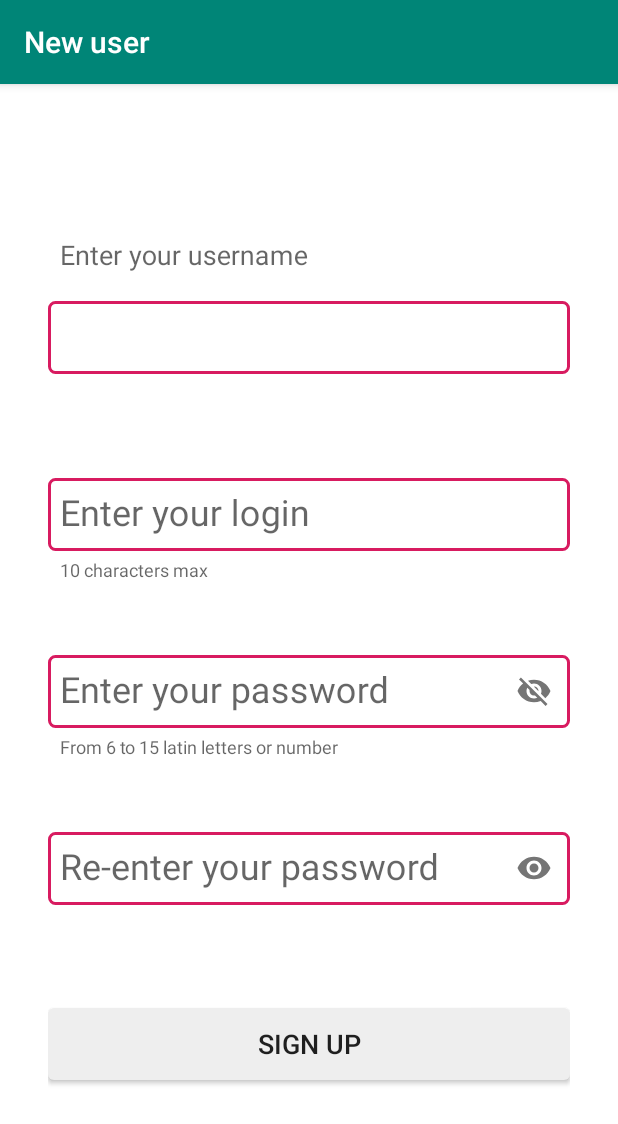
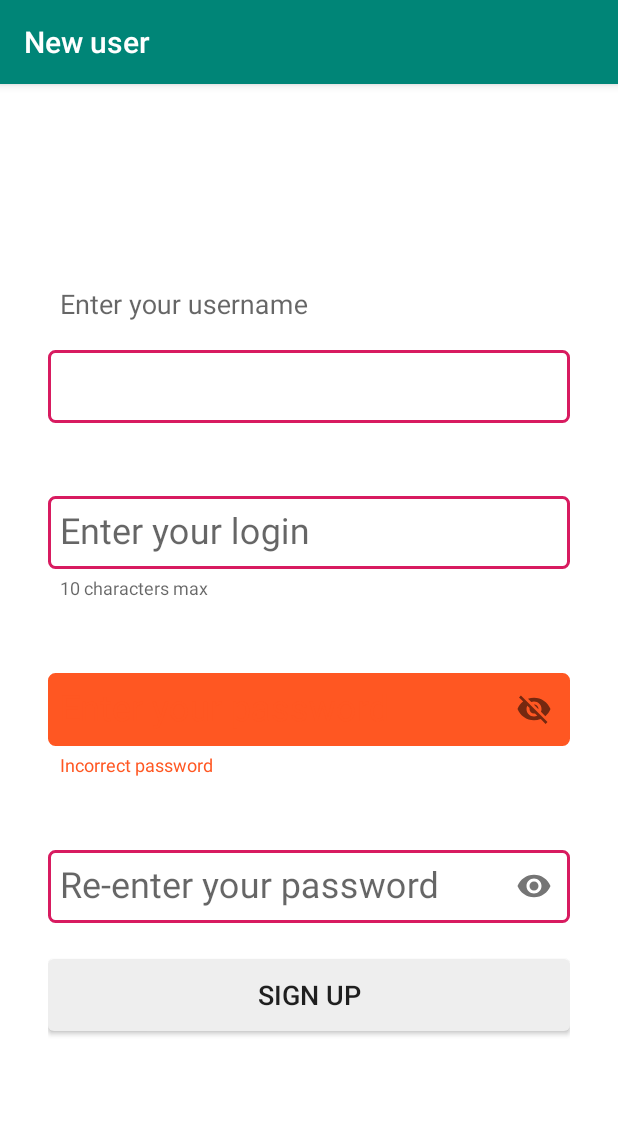
Before and after one commit to denis-luttcev/bkt_homeworks_mobile_auth_android_client, an Android app: the SignUpActivity screen opened directly, with no data from a screen before it, after a tap on an icon or button, on a phone screen of 412 x 824 dp. Shown: the top 1124 px of the screen. Run offline under Robolectric (Android 15) with nearby library versions, the phone set to English and light mode, and no system bars.

Commit message:
added validation of login/password into Sign Up Activity

```diff
--- a/app/src/main/java/ru/z8/louttsev/bkt_homeworks_mobile_auth_android_client/SignUpActivity.kt
+++ b/app/src/main/java/ru/z8/louttsev/bkt_homeworks_mobile_auth_android_client/SignUpActivity.kt
@@ -8,6 +8,8 @@ import androidx.appcompat.app.AppCompatActivity
 import android.os.Bundle
 import android.view.View
 import android.widget.Toast
+import androidx.core.widget.addTextChangedListener
+import androidx.core.widget.doOnTextChanged
 import io.ktor.util.KtorExperimentalAPI
 import ru.z8.louttsev.bkt_homeworks_mobile_auth_android_client.databinding.ActivitySignUpBinding
 
@@ -19,6 +21,22 @@ class SignUpActivity : AppCompatActivity() {
         super.onCreate(savedInstanceState)
         mBinding = ActivitySignUpBinding.inflate(layoutInflater)
         setContentView(mBinding.root)
+
+        mBinding.loginEdt.doOnTextChanged { login, _, _, _ ->
+            if (login!!.length > 10) {
+                mBinding.loginLayout.error = getString(R.string.login_error_message)
+            } else {
+                mBinding.loginLayout.error = ""
+            }
+        }
+
+        mBinding.passwordEdt.doOnTextChanged { password, _, _, _ ->
+            if (!password!!.matches(Regex("""^[A-Za-z0-9]{6,15}$"""))) {
+                mBinding.passwordLayout.error = getString(R.string.password_error_message)
+            } else {
+                mBinding.passwordLayout.error = ""
+            }
+        }
 
         mBinding.signUpBtn.setOnClickListener {
             registration()
--- a/app/src/main/res/layout/activity_sign_up.xml
+++ b/app/src/main/res/layout/activity_sign_up.xml
@@ -11,7 +11,6 @@
         android:layout_width="0dp"
         android:layout_height="wrap_content"
         android:hint="@string/username_hint"
-        app:errorEnabled="true"
         app:hintTextAppearance="@style/TextAppearance.AppCompat.Medium"
         app:layout_constraintBottom_toTopOf="@+id/loginLayout"
         app:layout_constraintEnd_toEndOf="parent"
@@ -99,7 +98,6 @@
         android:layout_height="wrap_content"
         android:layout_marginTop="8dp"
         android:hint="@string/password_confirmation_hint"
-        app:errorEnabled="true"
         app:hintTextAppearance="@style/TextAppearance.AppCompat.Medium"
         app:layout_constraintBottom_toTopOf="@+id/signUpBtn"
         app:layout_constraintEnd_toEndOf="parent"
@@ -127,7 +125,7 @@
         android:id="@+id/signUpBtn"
         android:layout_width="0dp"
         android:layout_height="wrap_content"
-        android:layout_marginTop="48dp"
+        android:layout_marginTop="24dp"
         android:background="@drawable/rounded_fill_block"
         android:padding="8dp"
         android:text="@string/sign_up_btn_text"
--- a/app/src/main/res/values/strings.xml
+++ b/app/src/main/res/values/strings.xml
@@ -25,8 +25,7 @@
     <string name="sign_up_btn_text">Sign up</string>
     <string name="registration_data_error_message">Needed not empty username</string>
     <string name="login_error_message">Too long login</string>
-    <string name="password_length_error_message">Too short or long password</string>\
-    <string name="password_chars_error_message">Invalid characters used in the password</string>
+    <string name="password_error_message">Incorrect password</string>
     <string name="authentication_data_error_message">Needed not empty login and password</string>
     <string name="password_confirmation_error_message">Entered passwords don\'t match</string>
     <string name="authentication_error_message">Invalid login or password</string>
```
